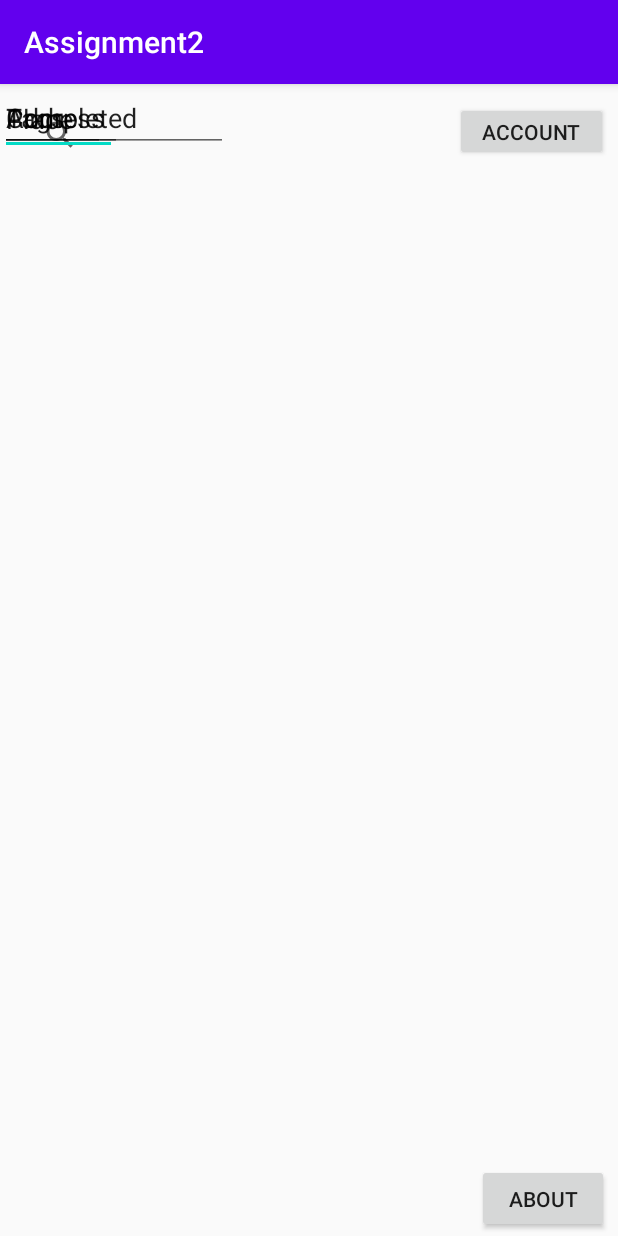
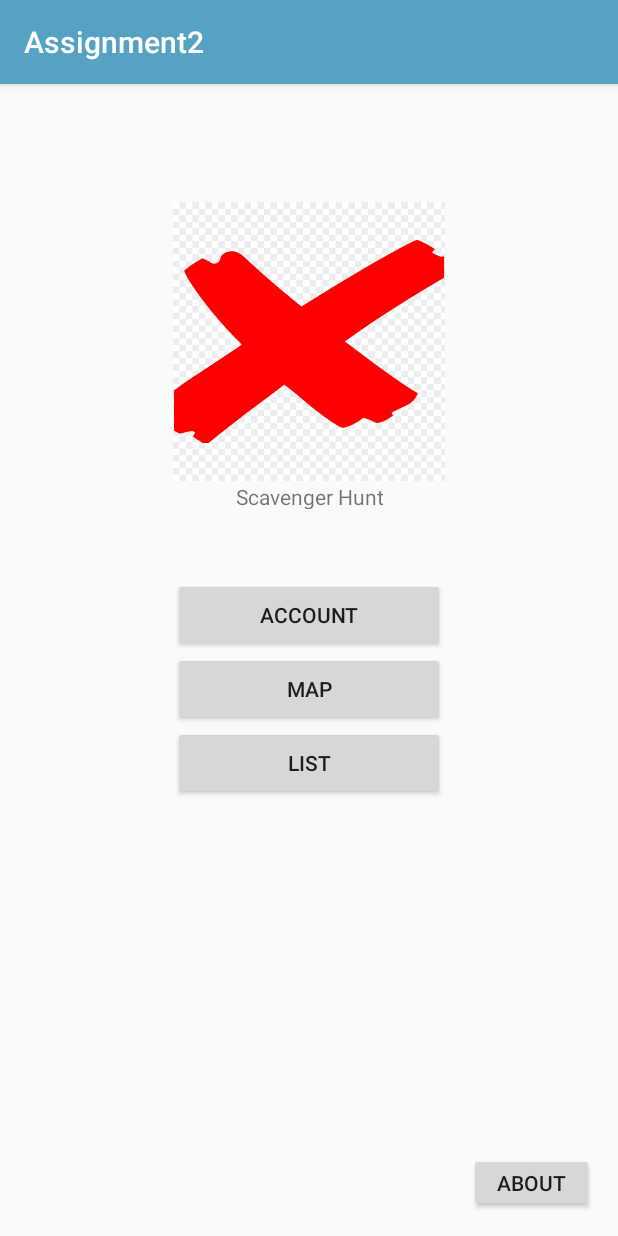
Before and after one commit to ZacShaw/Mobile_Group_Project, an Android app: the screen it shows after launch (MainActivity), on a phone screen of 412 x 824 dp. Run offline under Robolectric (Android 15) with nearby library versions, the phone set to English and light mode, and no system bars.

Commit message:
Made some major changes

```diff
--- a/app/build.gradle
+++ b/app/build.gradle
@@ -26,6 +26,7 @@ dependencies {
     implementation fileTree(dir: "libs", include: ["*.jar"])
     implementation 'androidx.appcompat:appcompat:1.2.0'
     implementation 'androidx.constraintlayout:constraintlayout:2.0.2'
+    implementation 'com.google.android.gms:play-services-maps:17.0.0'
     testImplementation 'junit:junit:4.12'
     androidTestImplementation 'androidx.test.ext:junit:1.1.2'
     androidTestImplementation 'androidx.test.espresso:espresso-core:3.3.0'
--- a/app/src/main/java/ca/gbc/comp3074/assignment2/DetailView.java
+++ /dev/null
@@ -1,4 +0,0 @@
-package ca.gbc.comp3074.assignment2;
-
-public class DetailView {
-}
--- a/app/src/main/res/layout/activity_main.xml
+++ b/app/src/main/res/layout/activity_main.xml
@@ -6,84 +6,75 @@
     android:layout_height="match_parent"
     tools:context=".MainActivity">
 
-    <SearchView
-        android:id="@+id/searchView"
-        android:layout_width="287dp"
-        android:layout_height="36dp"
-        android:layout_marginStart="16dp"
-        android:layout_marginTop="16dp"
-        app:layout_constraintStart_toStartOf="parent"
-        app:layout_constraintTop_toTopOf="parent" />
-
     <Button
-        android:id="@+id/button"
-        android:layout_width="102dp"
+        android:id="@+id/btnAbout"
+        android:layout_width="83dp"
         android:layout_height="39dp"
-        android:layout_marginTop="12dp"
-        android:text="Account"
-        app:layout_constraintStart_toEndOf="@+id/searchView"
-        app:layout_constraintTop_toTopOf="parent" />
-
-    <ScrollView
-        android:layout_width="383dp"
-        android:layout_height="580dp"
-        tools:layout_editor_absoluteX="15dp"
-        tools:layout_editor_absoluteY="103dp">
-
-        <LinearLayout
-            android:layout_width="match_parent"
-            android:layout_height="wrap_content"
-            android:orientation="vertical" />
-    </ScrollView>
-
-    <EditText
-        android:id="@+id/editTextTextPersonName"
-        android:layout_width="78dp"
-        android:layout_height="47dp"
-        android:ems="10"
-        android:inputType="textPersonName"
-        android:text="Place"
-        tools:layout_editor_absoluteX="15dp"
-        tools:layout_editor_absoluteY="58dp" />
-
-    <EditText
-        android:id="@+id/editTextTextPersonName2"
-        android:layout_width="81dp"
-        android:layout_height="45dp"
-        android:ems="10"
-        android:inputType="textPersonName"
-        android:text="Address"
-        tools:layout_editor_absoluteX="93dp"
-        tools:layout_editor_absoluteY="58dp" />
-
-    <EditText
-        android:id="@+id/editTextTextPersonName3"
-        android:layout_width="70dp"
-        android:layout_height="45dp"
-        android:ems="10"
-        android:inputType="textPersonName"
-        android:text="Tags"
-        tools:layout_editor_absoluteX="174dp"
-        tools:layout_editor_absoluteY="58dp" />
-
-    <EditText
-        android:id="@+id/editTextTextPersonName4"
-        android:layout_width="152dp"
-        android:layout_height="45dp"
-        android:ems="10"
-        android:inputType="textPersonName"
-        android:text="Completed"
-        tools:layout_editor_absoluteX="244dp"
-        tools:layout_editor_absoluteY="57dp" />
-
-    <Button
-        android:id="@+id/button2"
-        android:layout_width="88dp"
-        android:layout_height="46dp"
-        android:layout_marginEnd="6dp"
-        android:layout_marginBottom="2dp"
+        android:layout_marginEnd="16dp"
+        android:layout_marginBottom="16dp"
+        android:onClick="about"
         android:text="About"
         app:layout_constraintBottom_toBottomOf="parent"
         app:layout_constraintEnd_toEndOf="parent" />
 
+    <Button
+        android:id="@+id/btnList"
+        android:layout_width="181dp"
+        android:layout_height="49dp"
+        android:layout_marginStart="115dp"
+        android:layout_marginEnd="115dp"
+        android:text="List"
+        app:layout_constraintEnd_toEndOf="parent"
+        app:layout_constraintStart_toStartOf="parent"
+        app:layout_constraintTop_toBottomOf="@+id/btnMap" />
+
+    <Button
+        android:id="@+id/btnMap"
+        android:layout_width="181dp"
+        android:layout_height="49dp"
+        android:layout_marginStart="115dp"
+        android:layout_marginEnd="115dp"
+        android:text="Map"
+        app:layout_constraintEnd_toEndOf="parent"
+        app:layout_constraintStart_toStartOf="parent"
+        app:layout_constraintTop_toBottomOf="@+id/btnAccount" />
+
+    <Button
+        android:id="@+id/btnAccount"
+        android:layout_width="181dp"
+        android:layout_height="49dp"
+        android:layout_marginStart="115dp"
+        android:layout_marginTop="64dp"
+        android:layout_marginEnd="115dp"
+        android:onClick="account"
+        android:text="Account"
+        app:layout_constraintEnd_toEndOf="parent"
+        app:layout_constraintStart_toStartOf="parent"
+        app:layout_constraintTop_toBottomOf="@+id/imageView" />
+
+    <ImageView
+        android:id="@+id/imageView"
+        android:layout_width="181dp"
+        android:layout_height="187dp"
+        android:layout_marginStart="115dp"
+        android:layout_marginTop="78dp"
+        android:layout_marginEnd="115dp"
+        app:layout_constraintEnd_toEndOf="parent"
+        app:layout_constraintHorizontal_bias="0.0"
+        app:layout_constraintStart_toStartOf="parent"
+        app:layout_constraintTop_toTopOf="parent"
+        app:srcCompat="@drawable/logo_placeholder" />
+
+    <TextView
+        android:id="@+id/txtAboutTitle"
+        android:layout_width="wrap_content"
+        android:layout_height="18dp"
+        android:layout_marginStart="177dp"
+        android:layout_marginEnd="177dp"
+        android:gravity="center"
+        android:text="Scavenger Hunt"
+        app:layout_constraintEnd_toEndOf="parent"
+        app:layout_constraintStart_toStartOf="parent"
+        app:layout_constraintTop_toBottomOf="@+id/imageView" />
+
 </androidx.constraintlayout.widget.ConstraintLayout>
--- a/app/src/main/res/values/colors.xml
+++ b/app/src/main/res/values/colors.xml
@@ -1,6 +1,9 @@
 <?xml version="1.0" encoding="utf-8"?>
 <resources>
-    <color name="colorPrimary">#6200EE</color>
-    <color name="colorPrimaryDark">#3700B3</color>
-    <color name="colorAccent">#03DAC5</color>
+    <color name="colorPrimary">#55a2c3</color>
+    <color name="colorPrimaryDark">#51b9e5</color>
+    <color name="colorAccent">#458295</color>
+    <color name="colorBorder">#000000</color>
+    <color name="colorBackground">#ffffff</color>
+
 </resources>
```
Also changed, not shown: app/src/main/AndroidManifest.xml (+14 -0 lines), app/src/main/java/ca/gbc/comp3074/assignment2/AboutView.java (+12 -1 lines), app/src/main/java/ca/gbc/comp3074/assignment2/AccountView.java (+11 -1 lines), app/src/main/java/ca/gbc/comp3074/assignment2/MainActivity.java (+12 -0 lines), app/src/main/res/drawable/my_border.xml (added, +21 -0 lines), app/src/main/res/layout/about_view.xml (deleted, +0 -39 lines), app/src/main/res/layout/account_info.xml (added, +107 -0 lines), app/src/main/res/layout/account_view.xml (deleted, +0 -72 lines), app/src/main/res/layout/activity_about.xml (added, +75 -0 lines), app/src/main/res/layout/detailview.xml (deleted, +0 -132 lines), app/src/main/res/layout/map_view.xml (added, +16 -0 lines), app/src/main/res/drawable/logo_placeholder.png (added).
